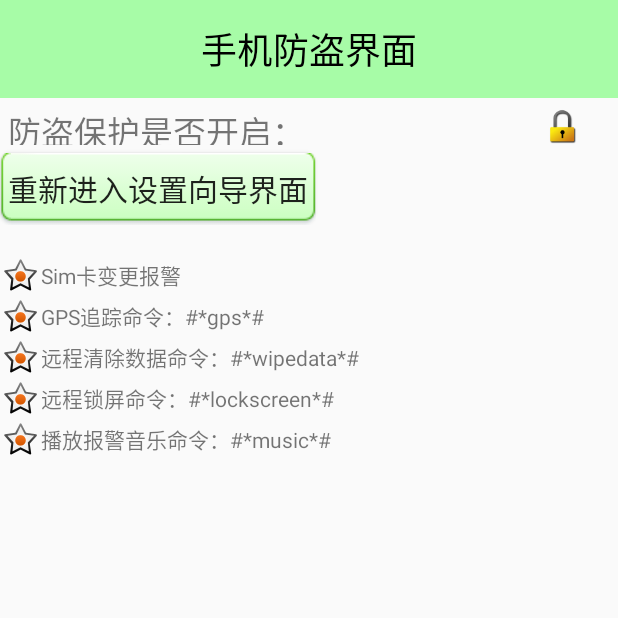
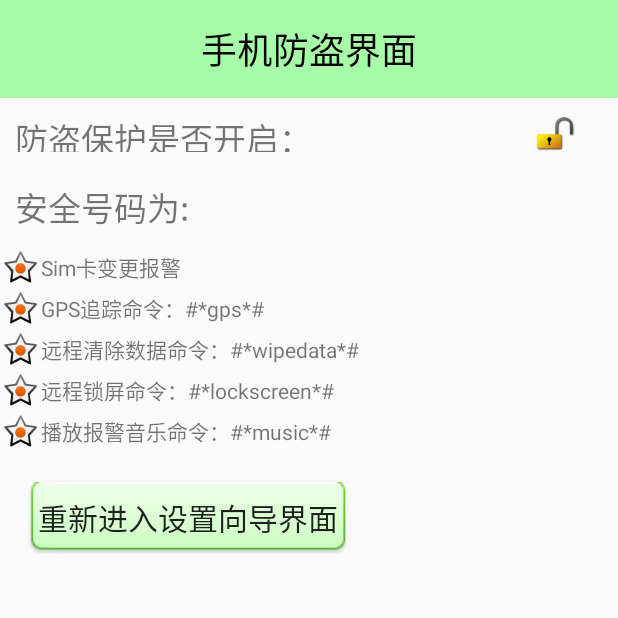
Before and after one commit to lxblessyou/MobileGuard, an Android app: the LostFindActivity screen opened directly, with no data from a screen before it, on a phone screen of 412 x 824 dp, the top half of it. Run offline under Robolectric (Android 15) with nearby library versions, the light colour scheme and no system bars; network calls fail.

```diff
--- a/app/src/main/java/com/home/user/mobileguard/activity/LostFindActivity.java
+++ b/app/src/main/java/com/home/user/mobileguard/activity/LostFindActivity.java
@@ -1,24 +1,67 @@
 package com.home.user.mobileguard.activity;
 
-import android.app.Activity;
 import android.content.Intent;
-import android.os.Bundle;
+import android.text.TextUtils;
 import android.view.View;
+import android.widget.ImageView;
+import android.widget.TextView;
 
 import com.home.user.mobileguard.R;
+import com.home.user.mobileguard.Utils.MyContants;
+import com.home.user.mobileguard.Utils.SPTools;
 
 /**
  * Created by user on 16-7-2.
  */
-public class LostFindActivity extends Activity {
+public class LostFindActivity extends LostFindBaseSetupActivity {
+    private ImageView iv_lost_find_lock;
+    private TextView tv_lost_find_safe_num;
+
+    private String isProtected;
+    private String safeNum;
+
     @Override
-    protected void onCreate(Bundle savedInstanceState) {
-        super.onCreate(savedInstanceState);
+    protected void initEvent() {
+
+    }
+
+    @Override
+    protected void initData() {
+        isProtected = SPTools.getValue(this, MyContants.ISPROTECTED, null);
+        safeNum = SPTools.getValue(this, MyContants.SAFENUM, null);
+    }
+
+    @Override
+    protected void initView() {
         setContentView(R.layout.layout_lost_find);
+
+        iv_lost_find_lock = (ImageView) findViewById(R.id.iv_lost_find_lock);
+        tv_lost_find_safe_num = (TextView) findViewById(R.id.tv_lost_find_safe_num);
+
+        if ("true".equals(isProtected)&& iv_lost_find_lock != null) {
+            iv_lost_find_lock.setImageResource(R.drawable.lock);
+        }
+        else {
+            iv_lost_find_lock.setImageResource(R.drawable.unlock);
+        }
+        if (safeNum != null && tv_lost_find_safe_num != null) {
+            tv_lost_find_safe_num.append("    " + safeNum);
+        }
+    }
+
+    @Override
+    protected void nextActivity() {
+
+    }
+
+    @Override
+    protected void previousActivity() {
+
     }
 
     public void reset(View view) {
-        Intent intent = new Intent(this,LostFindSetup1Activity.class);
+//        SPTools.clearData(this);
+        Intent intent = new Intent(this, LostFindSetup1Activity.class);
         startActivity(intent);
         finish();
     }
--- a/app/src/main/java/com/home/user/mobileguard/activity/LostFindSetup4Activity.java
+++ b/app/src/main/java/com/home/user/mobileguard/activity/LostFindSetup4Activity.java
@@ -36,7 +36,7 @@ public class LostFindSetup4Activity extends LostFindBaseSetupActivity {
 
     @Override
     protected void initData() {
-        isProtected = SPTools.getValue(LostFindSetup4Activity.this,MyContants.ISPROTECTED, "false");
+        isProtected = SPTools.getValue(LostFindSetup4Activity.this,MyContants.ISPROTECTED, null);
     }
 
     @Override
@@ -44,7 +44,9 @@ public class LostFindSetup4Activity extends LostFindBaseSetupActivity {
         setContentView(R.layout.layout_lost_find_setup4);
 
         cb_setup4_is_protected = (CheckBox) findViewById(R.id.cb_setup4_is_protected);
-        cb_setup4_is_protected.setChecked(isProtected.equals("true"));
+        if (isProtected!=null) {
+            cb_setup4_is_protected.setChecked(isProtected.equals("true"));
+        }
     }
 
     @Override
--- a/app/src/main/res/layout/layout_lost_find.xml
+++ b/app/src/main/res/layout/layout_lost_find.xml
@@ -8,27 +8,26 @@
     <RelativeLayout
         android:layout_width="match_parent"
         android:layout_height="26dp"
-        android:layout_margin="5dp">
+        android:layout_margin="10dp">
         <TextView
             android:layout_width="wrap_content"
             android:layout_height="wrap_content"
             android:textSize="22sp"
             android:text="防盗保护是否开启："/>
         <ImageView
+            android:id="@+id/iv_lost_find_lock"
             android:layout_width="wrap_content"
             android:layout_height="wrap_content"
             android:layout_alignParentRight="true"
             android:src="@drawable/lock"/>
     </RelativeLayout>
-    <Button
+    <TextView
+        android:id="@+id/tv_lost_find_safe_num"
         android:layout_width="wrap_content"
         android:layout_height="wrap_content"
-        android:layout_marginBottom="20dp"
-        android:padding="5dp"
-        android:onClick="reset"
-        android:background="@drawable/btn_selector"
-        android:textSize="20sp"
-        android:text="重新进入设置向导界面"/>
+        android:layout_margin="10dp"
+        android:textSize="22sp"
+        android:text="安全号码为:"/>
     <TextView
         android:layout_width="wrap_content"
         android:layout_height="wrap_content"
@@ -59,5 +58,14 @@
         android:gravity="center_vertical"
         android:drawableLeft="@android:drawable/star_on"
         android:text="播放报警音乐命令：#*music*#"/>
+    <Button
+        android:layout_width="wrap_content"
+        android:layout_height="wrap_content"
+        android:layout_margin="20dp"
+        android:padding="5dp"
+        android:onClick="reset"
+        android:background="@drawable/btn_selector"
+        android:textSize="20sp"
+        android:text="重新进入设置向导界面"/>
 
 </LinearLayout>
```
Also changed, not shown: app/src/main/AndroidManifest.xml (+14 -4 lines), app/src/main/java/com/home/user/mobileguard/Utils/SPTools.java (+9 -2 lines), app/src/main/java/com/home/user/mobileguard/activity/HomeActivity.java (+12 -0 lines), app/src/main/java/com/home/user/mobileguard/activity/SplashActivity.java (+21 -20 lines), app/src/main/java/com/home/user/mobileguard/receiver/BootReceiver.java (added, +37 -0 lines).
